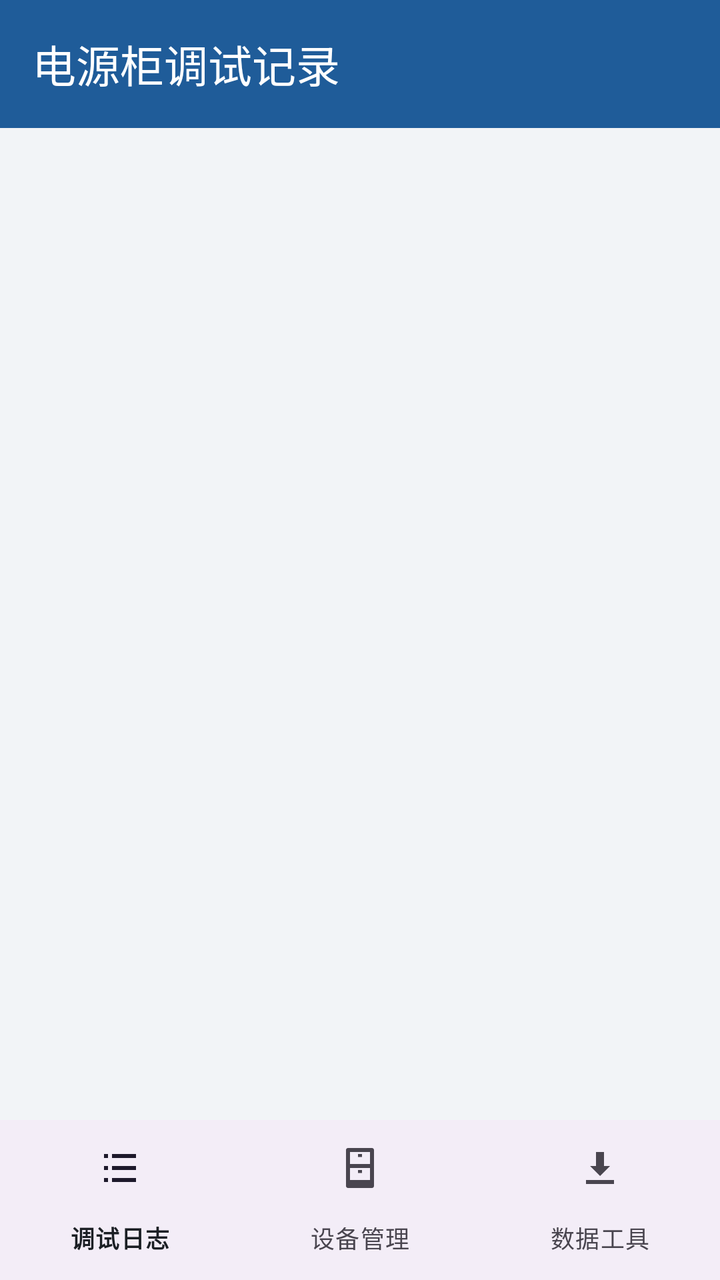
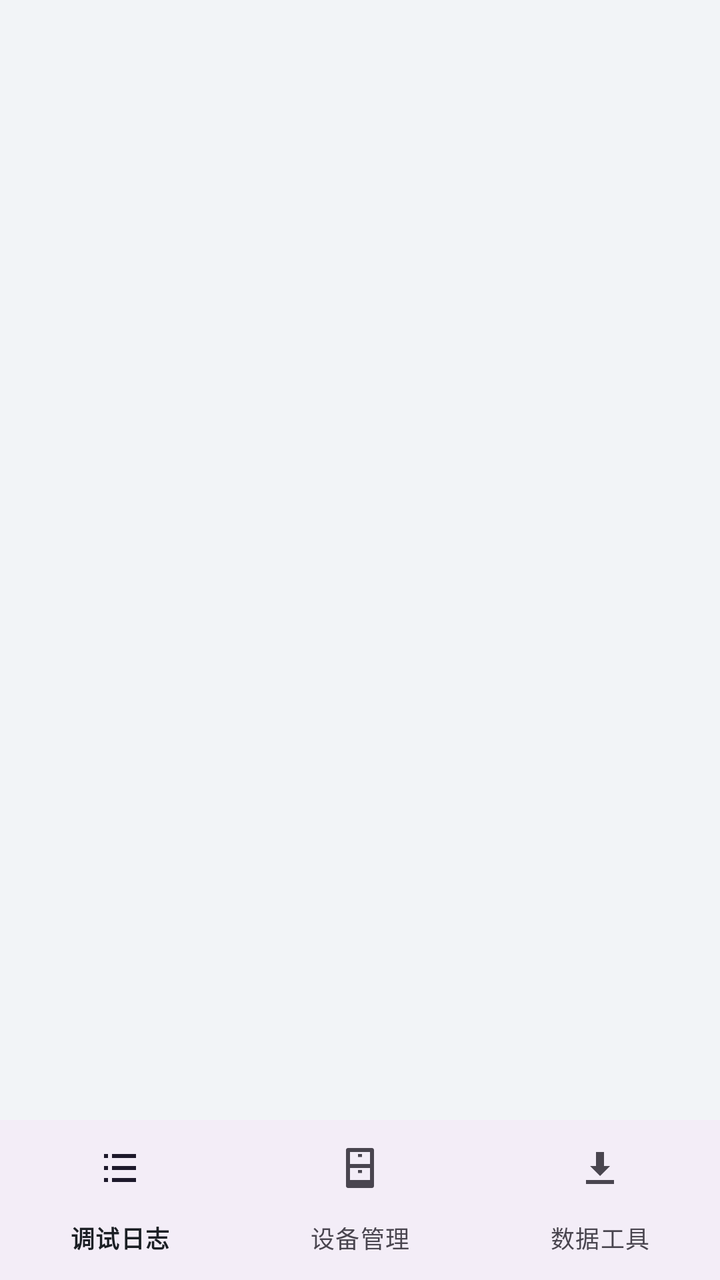

Screens rendered from an Android XML layout before and after an edit, with the pre-edit source and the edit as a unified diff.
<!-- AndroidManifest.xml: application theme Theme.App -->
<!-- res/layout/activity_main.xml -->
<?xml version="1.0" encoding="utf-8"?>
<LinearLayout xmlns:android="http://schemas.android.com/apk/res/android"
    xmlns:app="http://schemas.android.com/apk/res-auto"
    android:layout_width="match_parent"
    android:layout_height="match_parent"
    android:orientation="vertical">

    <com.google.android.material.appbar.AppBarLayout
        android:layout_width="match_parent"
        android:layout_height="wrap_content">

        <com.google.android.material.appbar.MaterialToolbar
            android:id="@+id/toolbar"
            android:layout_width="match_parent"
            android:layout_height="?attr/actionBarSize"
            android:background="@color/primary"
            app:title="@string/app_name"
            app:titleTextColor="@color/on_primary" />
    </com.google.android.material.appbar.AppBarLayout>

    <FrameLayout
        android:id="@+id/container"
        android:layout_width="match_parent"
        android:layout_height="0dp"
        android:layout_weight="1" />

    <com.google.android.material.bottomnavigation.BottomNavigationView
        android:id="@+id/bottom_nav"
        android:layout_width="match_parent"
        android:layout_height="wrap_content"
        app:labelVisibilityMode="labeled"
        app:menu="@menu/bottom_nav" />
</LinearLayout>
<!-- resources referenced by this layout -->
<resources>
  <color name="on_primary">#FFFFFF</color>
  <color name="primary">#1F5C99</color>
  <string name="app_name">电源柜调试记录</string>
  <style name="Theme.App" parent="Theme.Material3.Light.NoActionBar">
          <item name="colorPrimary">@color/primary</item>
          <item name="colorOnPrimary">@color/on_primary</item>
          <item name="colorPrimaryContainer">@color/primary_container</item>
          <item name="colorOnPrimaryContainer">@color/on_primary_container</item>
          <item name="colorSecondary">@color/secondary</item>
          <item name="android:colorBackground">@color/bg</item>
          <item name="colorSurface">@color/surface</item>
          <item name="colorOnSurface">@color/on_surface</item>
          <item name="colorError">@color/danger</item>
          <item name="android:statusBarColor">@color/primary_dark</item>
          <item name="android:textColorSecondary">@color/text_secondary</item>
          <item name="android:divider">@color/divider</item>
      </style>
  <color name="primary_container">#D9E6F5</color>
  <color name="on_primary_container">#0B3055</color>
  <color name="secondary">#45607F</color>
  <color name="bg">#F2F4F7</color>
  <color name="surface">#FFFFFF</color>
  <color name="on_surface">#1B1F24</color>
  <color name="danger">#B3261E</color>
  <color name="primary_dark">#17456F</color>
  <color name="text_secondary">#5A6570</color>
  <color name="divider">#E1E5EA</color>
</resources>

<!-- the commit's change to res/layout/activity_main.xml (unified diff, before → after) -->
@@ -4,19 +4,6 @@
     android:layout_width="match_parent"
     android:layout_height="match_parent"
     android:orientation="vertical">
-
-    <com.google.android.material.appbar.AppBarLayout
-        android:layout_width="match_parent"
-        android:layout_height="wrap_content">
-
-        <com.google.android.material.appbar.MaterialToolbar
-            android:id="@+id/toolbar"
-            android:layout_width="match_parent"
-            android:layout_height="?attr/actionBarSize"
-            android:background="@color/primary"
-            app:title="@string/app_name"
-            app:titleTextColor="@color/on_primary" />
-    </com.google.android.material.appbar.AppBarLayout>
 
     <FrameLayout
         android:id="@+id/container"
<!-- resource entries referenced after the edit -->
@@ -2,7 +2,6 @@
 <resources>
   <color name="on_primary">#FFFFFF</color>
   <color name="primary">#1F5C99</color>
-  <string name="app_name">电源柜调试记录</string>
   <style name="Theme.App" parent="Theme.Material3.Light.NoActionBar">
           <item name="colorPrimary">@color/primary</item>
           <item name="colorOnPrimary">@color/on_primary</item>
